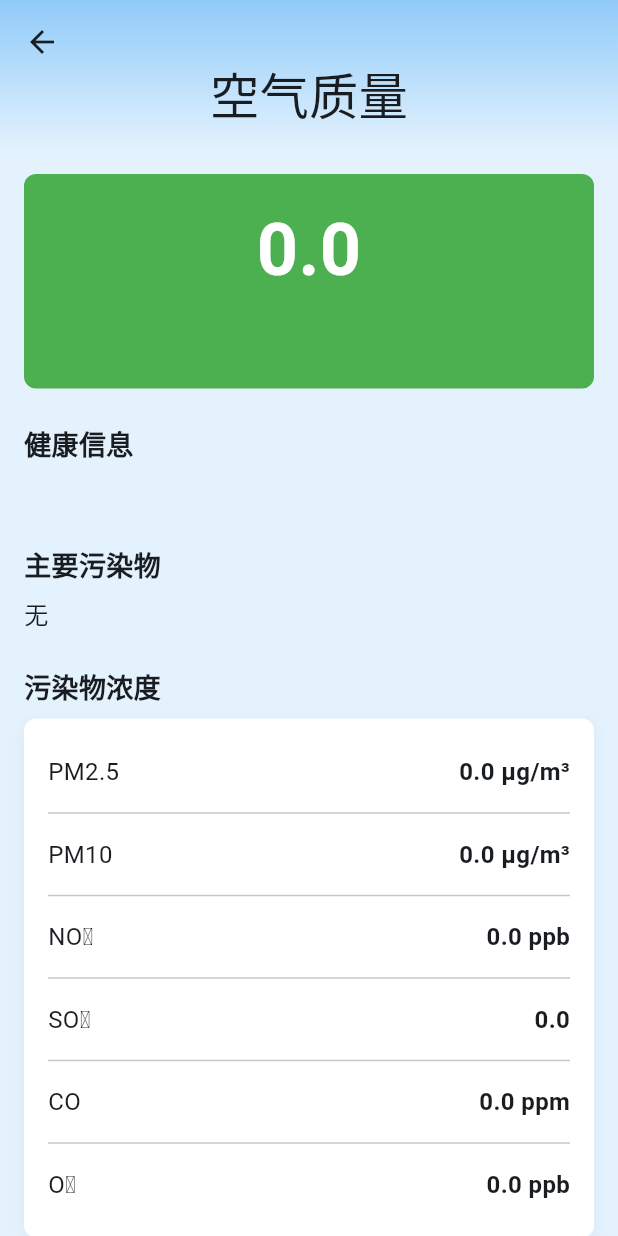
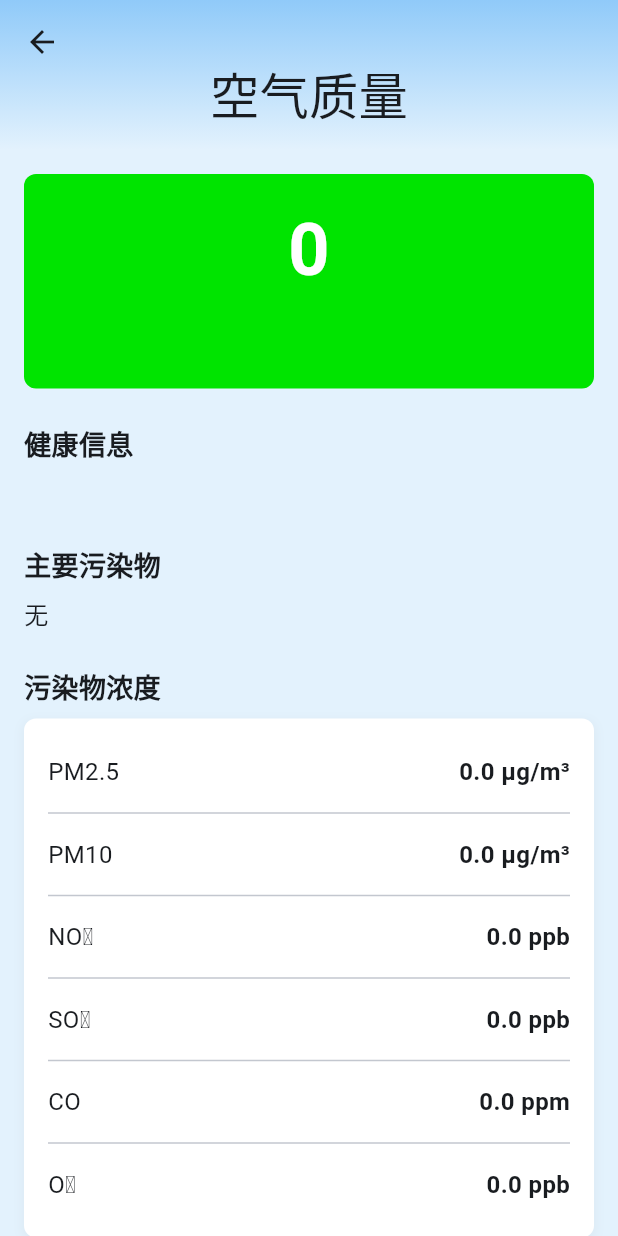
Before and after one commit to bykenx/simple_weather, a Flutter app: the AirQualityDetailScreen screen opened directly with empty values, on a phone screen of 412 x 824 dp. Run offline on Flutter 3.47's test engine with Material 3 defaults, Android fonts, the phone set to English and light mode, and no system bars; our stand-ins replace dio, shared_preferences, weather_icons; accounts and stored records are empty.

Commit message:
update air quality display style

```diff
--- a/lib/screens/air_quality_detail_screen.dart
+++ b/lib/screens/air_quality_detail_screen.dart
@@ -1,34 +1,11 @@
 import 'package:flutter/material.dart';
 import 'package:simple_weather/models/air_quality_model.dart';
+import 'package:simple_weather/utils/air_quality_utils.dart';
 
 class AirQualityDetailScreen extends StatelessWidget {
   final AirQualityModel airQuality;
 
   const AirQualityDetailScreen({super.key, required this.airQuality});
-
-  Color _getAqiColor(double aqi) {
-    if (aqi <= 50) return Colors.green;
-    if (aqi <= 100) return Colors.yellow;
-    if (aqi <= 150) return Colors.orange;
-    if (aqi <= 200) return Colors.red;
-    if (aqi <= 300) return Colors.purple;
-    return Colors.red.shade900;
-  }
-
-  String _formatValue(double value, String code) {
-    switch (code) {
-      case 'pm2p5':
-      case 'pm10':
-        return '${value.toStringAsFixed(1)} μg/m³';
-      case 'no2':
-      case 'o3':
-        return '${value.toStringAsFixed(1)} ppb';
-      case 'co':
-        return '${value.toStringAsFixed(1)} ppm';
-      default:
-        return value.toStringAsFixed(1);
-    }
-  }
 
   @override
   Widget build(BuildContext context) {
@@ -65,13 +42,13 @@ class AirQualityDetailScreen extends StatelessWidget {
                     width: double.infinity,
                     padding: const EdgeInsets.all(16.0),
                     decoration: BoxDecoration(
-                      color: _getAqiColor(airQuality.aqi),
+                      color: AirQualityUtils.getAqiColor(airQuality.aqi),
                       borderRadius: BorderRadius.circular(8),
                     ),
                     child: Column(
                       children: [
                         Text(
-                          airQuality.aqi.toString(),
+                          AirQualityUtils.getAqiDisplayValue(airQuality.aqi),
                           style: const TextStyle(
                             fontSize: 48,
                             fontWeight: FontWeight.bold,
@@ -188,7 +165,7 @@ class AirQualityDetailScreen extends StatelessWidget {
         children: [
           Text(name, style: const TextStyle(fontSize: 16)),
           Text(
-            _formatValue(value, code),
+            AirQualityUtils.formatPollutantValue(value, code),
             style: const TextStyle(fontSize: 16, fontWeight: FontWeight.bold),
           ),
         ],
--- /dev/null
+++ b/lib/utils/air_quality_utils.dart
@@ -0,0 +1,61 @@
+import 'package:flutter/material.dart';
+
+/// 空气质量工具类，用于处理AQI相关的计算和转换
+///
+/// 当前只处理中国（cn-mee）的空气质量数据
+class AirQualityUtils {
+  static int getAqiLevel(double aqi) {
+    if (aqi <= 50) return 1;
+    if (aqi <= 100) return 2;
+    if (aqi <= 150) return 3;
+    if (aqi <= 200) return 4;
+    if (aqi <= 300) return 5;
+    return 6;
+  }
+
+  static String getAqiCategory(double aqi) {
+    if (aqi <= 50) return '优';
+    if (aqi <= 100) return '良';
+    if (aqi <= 150) return '轻度污染';
+    if (aqi <= 200) return '中度污染';
+    if (aqi <= 300) return '重度污染';
+    return '严重污染';
+  }
+
+  static Color getAqiColor(double aqi) {
+    if (aqi <= 50) return const Color.fromRGBO(0, 228, 0, 1); // 优
+    if (aqi <= 100) return const Color.fromRGBO(255, 255, 0, 1); // 良
+    if (aqi <= 150) return const Color.fromRGBO(255, 126, 0, 1); // 轻度污染
+    if (aqi <= 200) return const Color.fromRGBO(255, 0, 0, 1); // 中度污染
+    if (aqi <= 300) return const Color.fromRGBO(153, 0, 76, 1); // 重度污染
+    return const Color.fromRGBO(126, 0, 35, 1); // 严重污染
+  }
+
+  static String getPollutantUnit(String code) {
+    switch (code) {
+      case 'pm2p5':
+      case 'pm10':
+        return 'μg/m³';
+      case 'o3':
+      case 'no2':
+      case 'so2':
+        return 'ppb';
+      case 'co':
+        return 'ppm';
+      default:
+        return '';
+    }
+  }
+
+  static String formatPollutantValue(double value, String code) {
+    return '${value.toStringAsFixed(1)} ${getPollutantUnit(code)}';
+  }
+
+  static bool shouldShowAirQuality(String code) {
+    return code == 'cn-mee';
+  }
+
+  static String getAqiDisplayValue(double aqi) {
+    return aqi.round().toString();
+  }
+}
--- a/lib/widgets/weather_content_view.dart
+++ b/lib/widgets/weather_content_view.dart
@@ -51,7 +51,7 @@ class WeatherContentView extends StatelessWidget {
                   ],
                   WeatherDetailsCard(weather: weather),
                   const SizedBox(height: 20),
-                  if (airQuality != null) ...[
+                  if (airQuality != null && airQuality!.code == 'cn-mee') ...[
                     AirQualityCard(airQuality: airQuality!),
                     const SizedBox(height: 20),
                   ],
```
Also changed, not shown: lib/widgets/air_quality_card.dart (+3 -11 lines).
